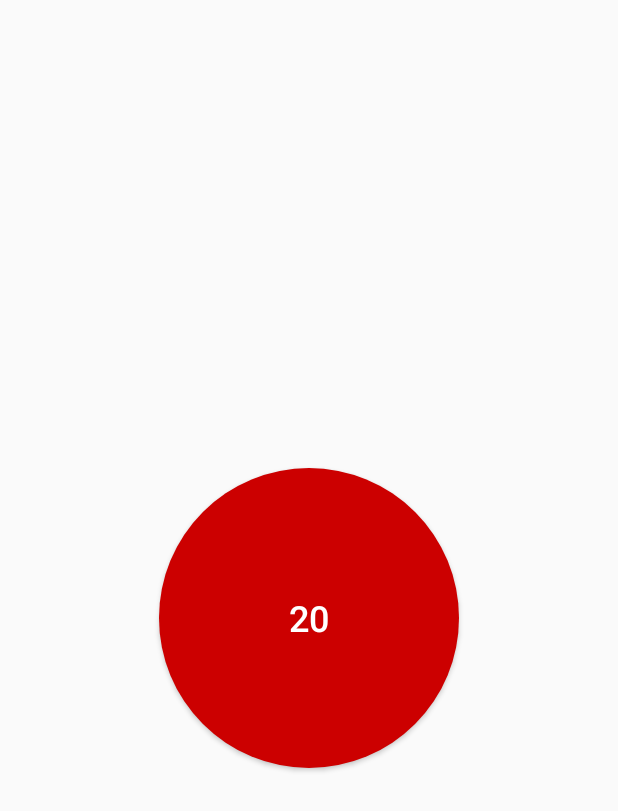
After one commit to Icup6seas/chew_timer, an Android app built with Jetpack Compose: the layout activity_main.xml on its own in the app's theme, with its tools: preview values and no code run, on a phone screen of 412 x 824 dp. The commit adds this screen. Shown: the top 811 px of the screen. Run offline under Robolectric (Android 15) with nearby library versions, the phone set to English and light mode, and no system bars.

Commit message:
Added app layout,button,and mp3

```diff
--- a/app/build.gradle.kts
+++ b/app/build.gradle.kts
@@ -66,4 +66,5 @@ dependencies {
     androidTestImplementation(libs.androidx.ui.test.junit4)
     debugImplementation(libs.androidx.ui.tooling)
     debugImplementation(libs.androidx.ui.test.manifest)
+    implementation("androidx.constraintlayout:constraintlayout:2.0.4")
 }
--- /dev/null
+++ b/app/src/main/res/drawable/circle_shape.xml
@@ -0,0 +1,5 @@
+<shape xmlns:android="http://schemas.android.com/apk/res/android"
+    android:shape="oval">
+    <solid android:color="@android:color/holo_red_dark" />
+    <size android:width="200dp" android:height="200dp" />
+</shape>
--- /dev/null
+++ b/app/src/main/res/layout/activity_main.xml
@@ -0,0 +1,23 @@
+<androidx.constraintlayout.widget.ConstraintLayout
+    xmlns:android="http://schemas.android.com/apk/res/android"
+    xmlns:app="http://schemas.android.com/apk/res-auto"
+    xmlns:tools="http://schemas.android.com/tools"
+    android:layout_width="match_parent"
+    android:layout_height="match_parent"
+    tools:context="MainActivity">
+
+    <Button
+        android:id="@+id/timerButton"
+        android:layout_width="200dp"
+        android:layout_height="200dp"
+        android:backgroundTint="@android:color/holo_red_dark"
+        android:text="20"
+        android:textColor="@android:color/white"
+        android:textSize="24sp"
+        app:layout_constraintBottom_toBottomOf="parent"
+        app:layout_constraintEnd_toEndOf="parent"
+        app:layout_constraintStart_toStartOf="parent"
+        app:layout_constraintTop_toTopOf="parent"
+        android:background="@drawable/circle_shape" />
+
+</androidx.constraintlayout.widget.ConstraintLayout>
```
Also changed, not shown: app/src/main/java/com/example/chewtimer/MainActivity.kt (+44 -36 lines), 1 other file.
